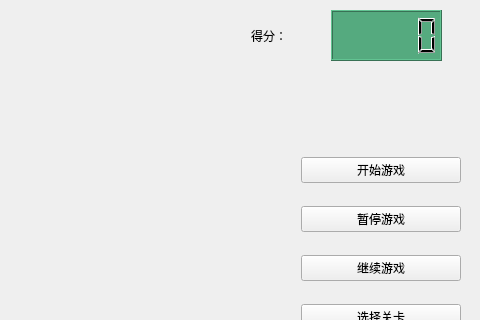
Qt form mainwindow.ui (BITLJY/SnakeGame) before a commit; both pictures show x 279 to 759 and y 0 to 320 of the 759 by 503 pixel window.
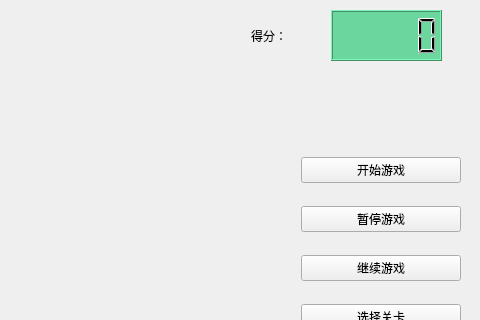
The same form after that commit.

```diff
--- a/mainwindow.ui
+++ b/mainwindow.ui
@@ -25,7 +25,8 @@
     </property>
     <property name="styleSheet">
      <string notr="true">border-color: rgb(0, 0, 0);
-background-color: rgb(85, 170, 127);</string>
+background-color: rgb(107, 214, 158);
+</string>
     </property>
     <property name="segmentStyle">
      <enum>QLCDNumber::Filled</enum>
```
Left out of the diff: 12 changed lines with no effect on the pictures.
